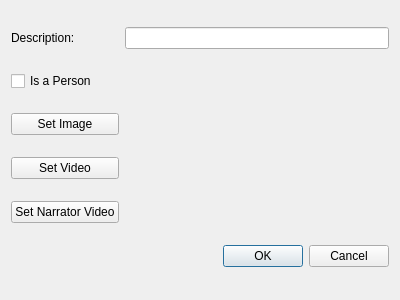
Old version of the form ui/clipeditor.ui in the repository tdauth/gustavsfairyland.
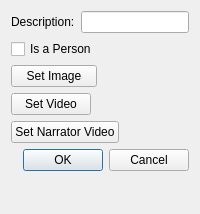
New version of the form.

Patch:
```diff
--- a/ui/clipeditor.ui
+++ b/ui/clipeditor.ui
@@ -6,17 +6,28 @@
    <rect>
     <x>0</x>
     <y>0</y>
-    <width>400</width>
-    <height>300</height>
+    <width>200</width>
+    <height>214</height>
    </rect>
   </property>
   <property name="windowTitle">
    <string>Clip</string>
   </property>
-  <layout class="QGridLayout" name="gridLayout">
-   <item row="0" column="1">
+  <layout class="QFormLayout" name="formLayout">
+   <item row="0" column="0" colspan="2">
+    <layout class="QHBoxLayout" name="horizontalLayout">
+     <item>
+      <widget class="QLabel" name="label">
+       <property name="text">
+        <string>Description:</string>
+       </property>
+      </widget>
+     </item>
+     <item>
     <widget class="QLineEdit" name="descriptionLineEdit"/>
    </item>
+    </layout>
+   </item>
    <item row="1" column="0">
     <widget class="QCheckBox" name="isAPersonCheckBox">
      <property name="text">
@@ -24,48 +35,92 @@
      </property>
     </widget>
    </item>
-   <item row="2" column="0">
+   <item row="1" column="1">
+    <spacer name="horizontalSpacer">
+     <property name="orientation">
+      <enum>Qt::Horizontal</enum>
+     </property>
+     <property name="sizeHint" stdset="0">
+      <size>
+       <width>74</width>
+       <height>20</height>
+      </size>
+     </property>
+    </spacer>
+   </item>
+   <item row="2" column="0" colspan="2">
+    <layout class="QHBoxLayout" name="horizontalLayout_3">
+     <item>
     <widget class="QPushButton" name="imagePushButton">
      <property name="text">
       <string>Set Image</string>
      </property>
     </widget>
    </item>
-   <item row="4" column="0">
+     <item>
+      <widget class="QLabel" name="imageLabel">
+       <property name="text">
+        <string/>
+       </property>
+      </widget>
+     </item>
+    </layout>
+   </item>
+   <item row="3" column="0" colspan="2">
+    <layout class="QHBoxLayout" name="horizontalLayout_4">
+     <item>
     <widget class="QPushButton" name="videoPushButton">
      <property name="text">
       <string>Set Video</string>
      </property>
     </widget>
    </item>
-   <item row="5" column="0">
+     <item>
+      <spacer name="horizontalSpacer_2">
+       <property name="orientation">
+        <enum>Qt::Horizontal</enum>
+       </property>
+       <property name="sizeHint" stdset="0">
+        <size>
+         <width>40</width>
+         <height>20</height>
+        </size>
+       </property>
+      </spacer>
+     </item>
+    </layout>
+   </item>
+   <item row="4" column="0" colspan="2">
+    <layout class="QHBoxLayout" name="horizontalLayout_5">
+     <item>
     <widget class="QPushButton" name="narratorVideoPushButton">
      <property name="text">
       <string>Set Narrator Video</string>
      </property>
     </widget>
    </item>
-   <item row="0" column="0">
-    <widget class="QLabel" name="label">
-     <property name="text">
-      <string>Description:</string>
-     </property>
-    </widget>
-   </item>
-   <item row="6" column="0" colspan="2">
+     <item>
+      <spacer name="horizontalSpacer_3">
+       <property name="orientation">
+        <enum>Qt::Horizontal</enum>
+       </property>
+       <property name="sizeHint" stdset="0">
+        <size>
+         <width>40</width>
+         <height>20</height>
+        </size>
+       </property>
+      </spacer>
+     </item>
+    </layout>
+   </item>
+   <item row="5" column="0" colspan="2">
     <widget class="QDialogButtonBox" name="buttonBox">
      <property name="standardButtons">
       <set>QDialogButtonBox::Cancel|QDialogButtonBox::Ok</set>
      </property>
     </widget>
    </item>
-   <item row="2" column="1">
-    <widget class="QLabel" name="imageLabel">
-     <property name="text">
-      <string/>
-     </property>
-    </widget>
-   </item>
   </layout>
  </widget>
  <resources/>
```
Lines whose indentation alone changed are shown as unchanged.
